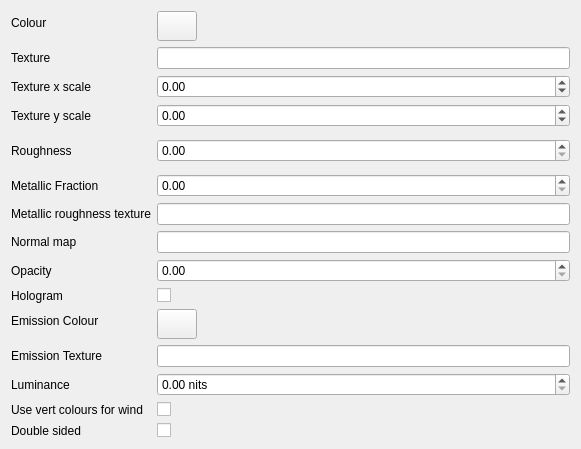
Above: gui_client/MaterialEditor.ui from shipilovden/substrata-metasiberia before the change. Below: the same form after it.
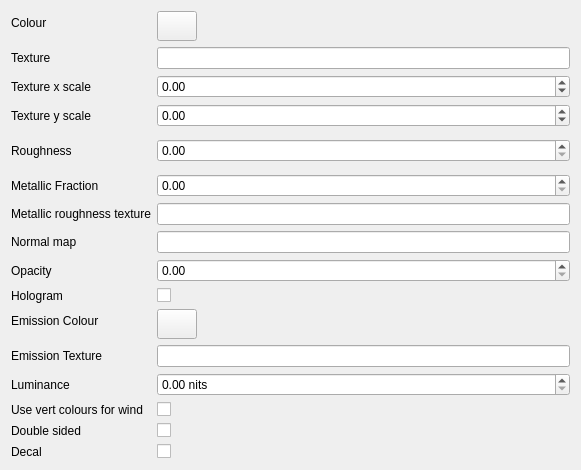
That is the form after the change. Custom widgets are drawn as their Qt base class.

Commit message: Added dopacity_dt to OpenGLMaterial. Removed GLObject decal field. Drawing edit box around decals when selected. Added MySSAODebuggingDepthQuerier. Updated ob_to_world_normal_matrix code to use new adjugate stuff in Scripting.cpp. Added decal flag to WorldMaterial. Added Edit > Add Decal menu action.

The edit to the form file:
```diff
--- a/gui_client/MaterialEditor.ui
+++ b/gui_client/MaterialEditor.ui
@@ -274,6 +274,20 @@
    <item row="10" column="1">
     <widget class="FileSelectWidget" name="normalMapFileSelectWidget"/>
    </item>
+   <item row="19" column="1">
+    <widget class="QCheckBox" name="decalCheckBox">
+     <property name="text">
+      <string/>
+     </property>
+    </widget>
+   </item>
+   <item row="19" column="0">
+    <widget class="QLabel" name="label_16">
+     <property name="text">
+      <string>Decal</string>
+     </property>
+    </widget>
+   </item>
   </layout>
  </widget>
  <customwidgets>
```
The commit also changes 15 other files.
